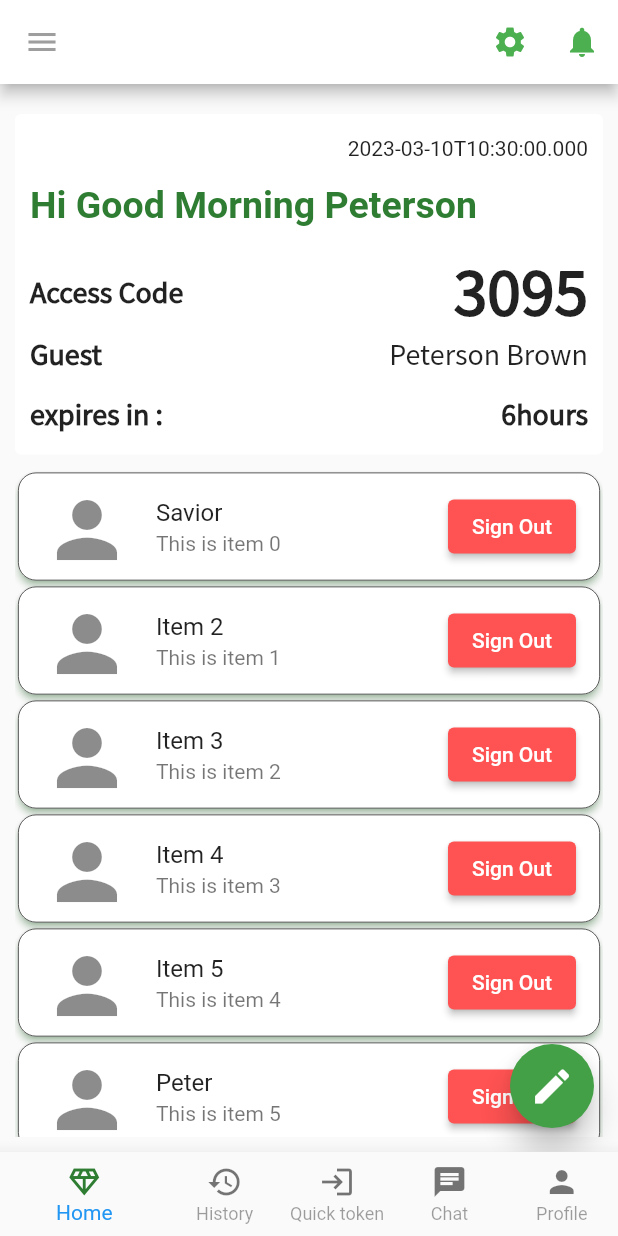
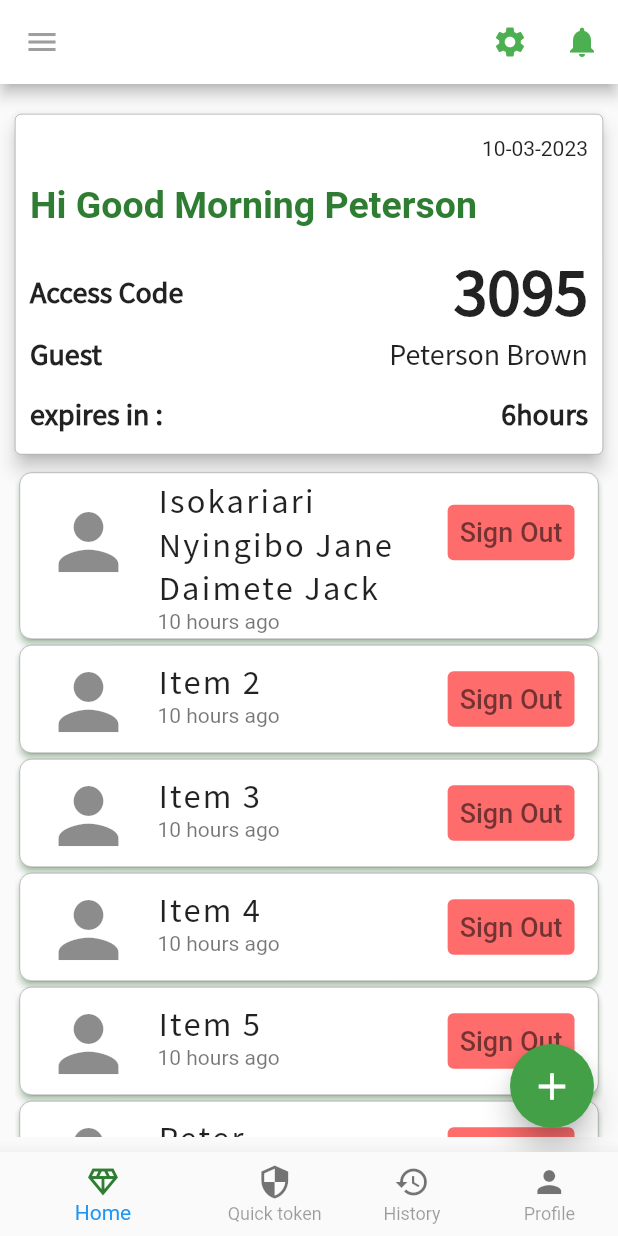
Before and after one commit to webcode2/AppFrame-Flutter, a Flutter app: the screen it shows after launch, in the side drawer, after a tap on "Sign Out", on a phone screen of 412 x 824 dp. Run offline on Flutter 3.47's test engine with Material 2 defaults, Android fonts, the phone set to English and light mode, and no system bars; our stand-ins replace timeago.

Commit message:
screens in progress...

```diff
--- a/lib/src/navigations/drawer.dart
+++ b/lib/src/navigations/drawer.dart
@@ -23,7 +23,7 @@ class MyDrawer extends StatelessWidget {
                 ),
                 SizedBox(height: 10),
                 Text(
-                  'Your Name',
+                  'Savior Israel',
                   style: TextStyle(
                     color: Colors.white,
                     fontSize: 20,
@@ -31,7 +31,7 @@ class MyDrawer extends StatelessWidget {
                   ),
                 ),
                 Text(
-                  'your.email@example.com',
+                  'SaviorIsrael@gmail.com',
                   style: TextStyle(
                     color: Colors.white,
                     fontSize: 16,
@@ -46,8 +46,18 @@ class MyDrawer extends StatelessWidget {
             onTap: () {},
           ),
           ListTile(
-            leading: const Icon(Icons.home),
+            leading: const Icon(Icons.person),
             title: const Text('Profile'),
+            onTap: () {},
+          ),
+          ListTile(
+            leading: const Icon(Icons.chat_rounded),
+            title: const Text('Chat'),
+            onTap: () {},
+          ),
+          ListTile(
+            leading: const Icon(Icons.shield_moon_outlined),
+            title: const Text('E.S.E   ( Estate Security Emergency )'),
             onTap: () {},
           ),
           ListTile(
@@ -60,6 +70,11 @@ class MyDrawer extends StatelessWidget {
             title: const Text('About'),
             onTap: () {},
           ),
+          Container(
+            // margin: EdgeInsets.only(top: ),
+            alignment: AlignmentDirectional.bottomStart,
+            child: const Text("Developer@Eazycode.Tech"),
+          )
         ],
       ),
     );
--- a/lib/src/screen/chat_screen.dart
+++ b/lib/src/screen/chat_screen.dart
@@ -80,7 +80,7 @@ class _ChatScreenState extends State<ChatScreen> {
                   ),
                 ),
                 IconButton(
-                  icon: Icon(Icons.send),
+                  icon: const Icon(Icons.send),
                   onPressed: _sendMessage,
                 ),
               ],
--- a/lib/src/screen/defaut_home.dart
+++ b/lib/src/screen/defaut_home.dart
@@ -1,6 +1,8 @@
 import 'package:app_frame/src/navigations/drawer.dart';
 import 'package:flutter/material.dart';
 import 'package:flutter/services.dart';
+import 'package:intl/intl.dart';
+import 'package:timeago/timeago.dart' as timeago;
 
 class DefaultHomeScreen extends StatefulWidget {
   const DefaultHomeScreen({Key? key}) : super(key: key);
@@ -11,7 +13,7 @@ class DefaultHomeScreen extends StatefulWidget {
 
 class _DefaultHomeScreenState extends State<DefaultHomeScreen> {
   final List<String> _fakeData = [
-    'Savior',
+    'Isokariari Nyingibo Jane Daimete Jack',
     'Item 2',
     'Item 3',
     'Item 4',
@@ -61,10 +63,12 @@ class _DefaultHomeScreenState extends State<DefaultHomeScreen> {
           padding: const EdgeInsets.fromLTRB(10, 10, 10, 10),
           child: Column(children: [
             Card(
-                shadowColor: Colors.transparent,
                 margin: const EdgeInsets.symmetric(vertical: 10, horizontal: 0),
                 color: Colors.white,
-                elevation: 4,
+                shape: const OutlineInputBorder(
+                  borderSide: BorderSide(color: Colors.black54, width: .3),
+                ),
+                elevation: 5,
                 child: Padding(
                   padding:
                       const EdgeInsets.symmetric(horizontal: 10, vertical: 15),
@@ -73,7 +77,7 @@ class _DefaultHomeScreenState extends State<DefaultHomeScreen> {
                       Container(
                         alignment: AlignmentDirectional.topEnd,
                         child: Text(
-                          DateTime.now().toIso8601String(),
+                          DateFormat("dd-MM-yyyy").format(DateTime.now()),
                         ),
                       ),
                       const SizedBox(height: 15),
@@ -156,27 +160,40 @@ class _DefaultHomeScreenState extends State<DefaultHomeScreen> {
                   return Card(
                     elevation: 2,
                     margin:
-                        const EdgeInsets.symmetric(vertical: 2, horizontal: 2),
+                        const EdgeInsets.symmetric(vertical: 2, horizontal: 3),
                     shadowColor: Colors.green.shade300,
                     shape: OutlineInputBorder(
-                        borderRadius: BorderRadius.circular(12),
+                        borderRadius: BorderRadius.circular(8),
                         borderSide:
-                            BorderSide(color: Colors.black87, width: .5)),
+                            const BorderSide(color: Colors.black54, width: .3)),
                     child: ListTile(
                       leading: const Icon(
                         Icons.person,
                         size: 60,
                       ),
-                      title: Text(_fakeData[index]),
-                      trailing: ElevatedButton(
+                      title: Text(
+                        _fakeData[index],
+                        style: const TextStyle(
+                          fontSize: 23,
+                          letterSpacing: 1.5,
+                          fontWeight: FontWeight.w400,
+                          fontFamily: "Source Sans Pro",
+                        ),
+                      ),
+                      trailing: TextButton(
                         onPressed: () {},
-                        style: ButtonStyle(
-                          backgroundColor:
-                              MaterialStatePropertyAll(Colors.redAccent),
+                        style: const ButtonStyle(
+                          backgroundColor: MaterialStatePropertyAll(
+                              Color.fromARGB(153, 255, 10, 10)),
                         ),
-                        child: const Text("Sign Out"),
+                        child: const Text(
+                          "Sign Out",
+                          style: TextStyle(color: Colors.black54, fontSize: 18),
+                        ),
                       ),
-                      subtitle: Text('This is item $index'),
+                      subtitle: Text(timeago.format(DateTime.now().subtract(
+                          const Duration(
+                              days: 0, hours: 10, minutes: 2, seconds: 58)))),
                       onTap: () {
                         //TODO Do something when the user taps on the list tile
                       },
@@ -192,10 +209,92 @@ class _DefaultHomeScreenState extends State<DefaultHomeScreen> {
         backgroundColor: Colors.green.shade600,
         elevation: 8,
         child: const Icon(
-          Icons.edit,
+          Icons.add,
           size: 30,
         ),
-        onPressed: () {},
+        onPressed: () {
+          showModalBottomSheet<void>(
+            useSafeArea: true,
+            isScrollControlled: true,
+            enableDrag: true,
+            isDismissible: false,
+            context: context,
+            builder: (BuildContext context) {
+              final guestNameController = TextEditingController();
+              final commentController = TextEditingController();
+              return Container(
+                color: Colors.white54,
+                child: SafeArea(
+                  child: SingleChildScrollView(
+                    child: AnimatedPadding(
+                      padding: MediaQuery.of(context).viewInsets,
+                      duration: const Duration(milliseconds: 100),
+                      curve: Curves.decelerate,
+                      child: Column(
+                        children: <Widget>[
+                          Container(
+                            alignment: AlignmentDirectional.topEnd,
+                            child: Padding(
+                              padding: const EdgeInsets.all(8.0),
+                              child: TextButton(
+                                style: ButtonStyle(
+                                  backgroundColor: MaterialStatePropertyAll(
+                                      Colors.red.shade400),
+                                  // iconColor: const MaterialStatePropertyAll(
+                                  //     Colors.red),
+                                ),
+                                child: const Icon(Icons.arrow_downward_sharp),
+                                onPressed: () {
+                                  Navigator.of(context).pop();
+                                },
+                              ),
+                            ),
+                          ),
+                          Container(
+                            padding: const EdgeInsets.all(10),
+                            child: TextFormField(
+                              autofocus: true,
+                              style: const TextStyle(
+                                fontSize: 20,
+                                backgroundColor: Colors.white60,
+                              ),
+                              controller: guestNameController,
+                              decoration: InputDecoration(
+                                label: const Text("Name"),
+                                border: OutlineInputBorder(
+                                  borderRadius: BorderRadius.circular(10),
+                                ),
+                              ),
+                            ),
+                          ),
+                          Container(
+                            padding: const EdgeInsets.all(10),
+                            child: TextFormField(
+                              autofocus: true,
+                              style: const TextStyle(
+                                fontSize: 20,
+                                backgroundColor: Colors.white60,
+                              ),
+                              controller: commentController,
+                              decoration: InputDecoration(
+                                label: const Text("Comment"),
+                                hintText: "optional",
+                                // disabledBorder:InputBorder.none,
+                                border: OutlineInputBorder(
+                                  borderRadius: BorderRadius.circular(10),
+                                ),
+                              ),
+                            ),
+                          ),
+                        ],
+                      ),
+                    ),
+                  ),
+                ),
+              );
+            },
+          );
+        },
       ),
     );
   }
--- a/lib/src/screen/homepage.dart
+++ b/lib/src/screen/homepage.dart
@@ -19,7 +19,7 @@ class _HomeState extends State<Home> {
     ScreenOne(),
     ScreenTwo(),
     ChatScreen(),
-     ProfileScreen(),
+    ProfileScreen(),
   ];
   void _onItemTapped(int index) {
     setState(() {
@@ -43,16 +43,12 @@ class _HomeState extends State<Home> {
             label: 'Home',
           ),
           BottomNavigationBarItem(
-            icon: Icon(Icons.history_sharp),
-            label: 'History',
-          ),
-          BottomNavigationBarItem(
-            icon: Icon(Icons.login),
+            icon: Icon(Icons.security_outlined),
             label: 'Quick token',
           ),
           BottomNavigationBarItem(
-            icon: Icon(Icons.chat),
-            label: 'Chat',
+            icon: Icon(Icons.history_sharp),
+            label: 'History',
           ),
           BottomNavigationBarItem(
             icon: Icon(Icons.person),
--- a/pubspec.yaml
+++ b/pubspec.yaml
@@ -37,6 +37,7 @@ dependencies:
   cupertino_icons: ^1.0.2
   flutter_svg: ^2.0.2
   timeago: ^3.4.0
+#  intl: 0.18.0
 
 dev_dependencies:
   flutter_test:
```
Also changed, not shown: lib/src/components/header.dart (deleted, +0 -40 lines).
